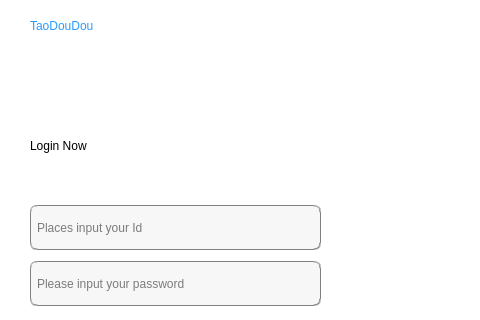
Qt form Login.ui (NorthOuterTowner/Bejeweled4) before a commit; both pictures show x 0 to 480 and y 0 to 320 of the 780 by 520 pixel window.
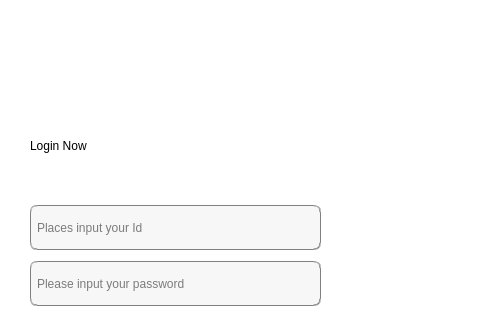
The same form after that commit.

Diff of the .ui file:
```diff
--- a/Login.ui
+++ b/Login.ui
@@ -35,23 +35,6 @@
      <string/>
     </property>
    </widget>
-   <widget class="QLabel" name="label">
-    <property name="geometry">
-     <rect>
-      <x>30</x>
-      <y>10</y>
-      <width>151</width>
-      <height>31</height>
-     </rect>
-    </property>
-    <property name="styleSheet">
-     <string notr="true">color: rgb(41, 155, 255);
-font: 10pt &quot;Arial&quot;;</string>
-    </property>
-    <property name="text">
-     <string>TaoDouDou</string>
-    </property>
-   </widget>
    <widget class="QLabel" name="label_2">
     <property name="geometry">
      <rect>
```
